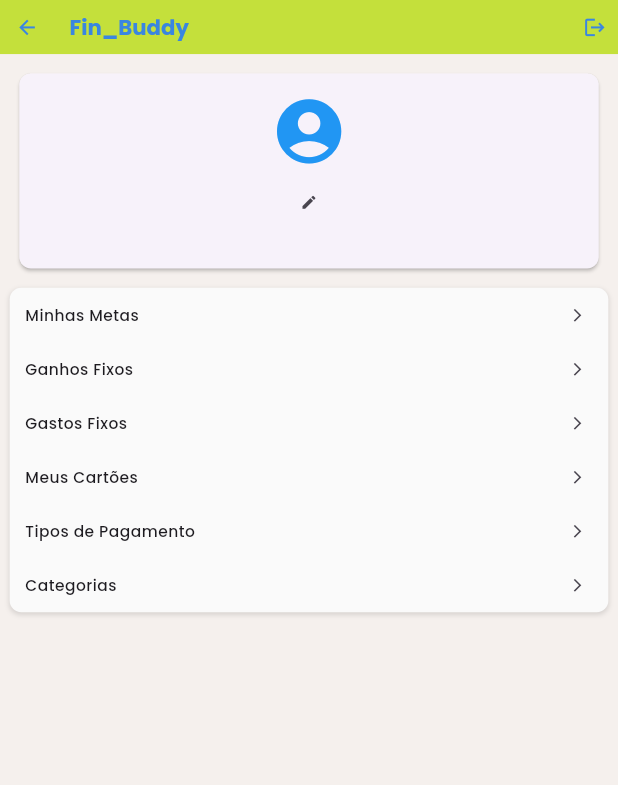
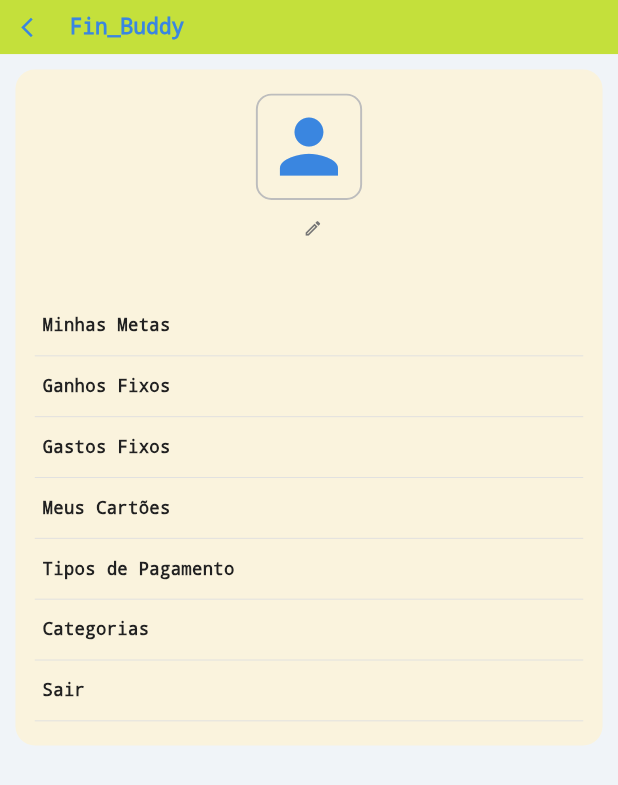
Before and after one commit to Dev-Sphere-Enterprise/GerenciadorFinanceiro_Mobile_2025_1, a Flutter app: the ProfileScreen screen opened directly, on a phone screen of 412 x 824 dp. Shown: the top 785 px of the screen. Run offline on Flutter 3.47's test engine with Material 3 defaults, Android fonts, the phone set to English and light mode, and no system bars; our stand-ins replace bot_toast, cloud_firestore, device_preview, firebase_auth, firebase_core, fl_chart and 10 more; missing offline and left inert: rate_my_app; accounts and stored records are empty.

```diff
--- a/finbuddy/lib/screens/Categorias/categorias_screen.dart
+++ b/finbuddy/lib/screens/Categorias/categorias_screen.dart
@@ -26,31 +26,6 @@ class CategoriasScreen extends StatefulWidget {
 }
 
 class _CategoriasScreenState extends State<CategoriasScreen> {
-  Future<void> _confirmDelete(String id, String nome) async {
-    final bool? confirm = await showDialog(
-      context: context,
-      builder: (context) => AlertDialog(
-        title: const Text('Confirmar Exclusão'),
-        content: Text('Tem certeza que deseja remover a categoria "$nome"?'),
-        actions: [
-          TextButton(
-            onPressed: () => Navigator.of(context).pop(false),
-            child: const Text('Cancelar'),
-          ),
-          TextButton(
-            onPressed: () => Navigator.of(context).pop(true),
-            child: const Text('Remover'),
-          ),
-        ],
-      ),
-    );
-
-    if (confirm == true) {
-      await deleteCategoria(id);
-      setState(() {});
-    }
-  }
-
   @override
   Widget build(BuildContext context) {
     return Scaffold(
@@ -150,6 +125,33 @@ class _CategoriasScreenState extends State<CategoriasScreen> {
     );
   }
 
+  Future<void> _confirmDelete(String id, String nome) async {
+    final bool? confirm = await showDialog(
+      context: context,
+      builder: (context) => AlertDialog(
+        title: const Text('Confirmar Exclusão'),
+        content: Text('Tem certeza que deseja remover a categoria "$nome"?'),
+        actions: [
+          TextButton(
+            onPressed: () => Navigator.of(context).pop(false),
+            child: const Text('Cancelar'),
+          ),
+          TextButton(
+            onPressed: () => Navigator.of(context).pop(true),
+            child: const Text('Remover'),
+          ),
+        ],
+      ),
+    );
+
+    if (confirm == true) {
+      await deleteCategoria(id);
+      if (mounted) {
+        setState(() {});
+      }
+    }
+  }
+
   Widget _buildCategoriaItem(String id, String nome, bool isGeneral) {
     return Padding(
       padding: const EdgeInsets.symmetric(vertical: 6.0),
--- a/finbuddy/lib/screens/Profile/profile_screen.dart
+++ b/finbuddy/lib/screens/Profile/profile_screen.dart
@@ -1,7 +1,6 @@
 import 'package:firebase_auth/firebase_auth.dart';
 import 'package:flutter/material.dart';
 import 'package:cloud_firestore/cloud_firestore.dart';
-
 import '../Login/login_screen.dart';
 import '../Metas/metas_screen.dart';
 import '../Ganhos/ganhos_fixos_screen.dart';
@@ -10,6 +9,19 @@ import '../Cartoes/cartoes_screen.dart';
 import '../TiposPagamentos/tipos_pagamentos_screen.dart';
 import '../Categorias/categorias_screen.dart';
 import 'helpers/profile_helpers.dart';
+
+const Color finBuddyLime = Color(0xFFC4E03B);
+const Color finBuddyBlue = Color(0xFF3A86E0);
+const Color finBuddyDark = Color(0xFF212121);
+
+const Color corFundoScaffold = Color(0xFFF0F4F8);
+const Color corCardPrincipal = Color(0xFFFAF3DD);
+
+const TextStyle estiloFonteMonospace = TextStyle(
+  fontFamily: 'monospace',
+  fontWeight: FontWeight.bold,
+  color: finBuddyDark,
+);
 
 class ProfileScreen extends StatefulWidget {
   const ProfileScreen({super.key});
@@ -40,79 +52,84 @@ class _ProfileScreenState extends State<ProfileScreen> {
     );
   }
 
-  Widget _buildNavItem(String title, Widget screen) {
-    return ListTile(
-      title: Text(
+  Widget _buildNavItem(String title, {VoidCallback? onTap}) {
+    return InkWell(
+      onTap: onTap,
+      child: Column(
+        crossAxisAlignment: CrossAxisAlignment.start,
+        children: [
+          Padding(
+            padding: const EdgeInsets.symmetric(vertical: 18.0, horizontal: 8.0),
+            child: Text(
               title,
-        style: const TextStyle(fontSize: 16, fontWeight: FontWeight.w500),
+              style: estiloFonteMonospace.copyWith(fontSize: 18),
             ),
-      trailing: const Icon(Icons.arrow_forward_ios, size: 16),
-      onTap: () {
-        Navigator.push(
-          context,
-          MaterialPageRoute(builder: (_) => screen),
-        );
-      },
+          ),
+          Divider(color: Colors.grey.shade300, height: 1),
+        ],
+      ),
     );
   }
 
   @override
   Widget build(BuildContext context) {
     return Scaffold(
-      backgroundColor: Color(0xFFF5F0ED),
+      backgroundColor: corFundoScaffold,
       appBar: AppBar(
-        automaticallyImplyLeading: true,
-        backgroundColor: const Color(0xFFC4E03B),
+        automaticallyImplyLeading: false,
+        backgroundColor: finBuddyLime,
         elevation: 0,
         leading: IconButton(
-          icon: const Icon(Icons.arrow_back, color: const Color(0xff3a86e0)),
+          icon: const Icon(Icons.arrow_back_ios_new, color: finBuddyBlue),
           onPressed: () => Navigator.pop(context),
         ),
-        title: const Text(
+        title: Text(
           "Fin_Buddy",
-          style: TextStyle(
-            color: const Color(0xff3a86e0),
-            fontWeight: FontWeight.bold,
+          style: estiloFonteMonospace.copyWith(
+            color: finBuddyBlue,
+            fontSize: 22,
           ),
         ),
-        actions: [
-          IconButton(
-            icon: const Icon(Icons.logout, color: const Color(0xff3a86e0)),
-            onPressed: () => logoutUser(context),
-          ),
-        ],
       ),
       body: isLoading
           ? const Center(child: CircularProgressIndicator())
-          : SingleChildScrollView(
+          : SafeArea(
+              child: Padding(
+                padding: const EdgeInsets.all(16.0),
+                child: Container(
+                  width: double.infinity,
+                  padding: const EdgeInsets.symmetric(horizontal: 20, vertical: 25),
+                  decoration: BoxDecoration(
+                    color: corCardPrincipal,
+                    borderRadius: BorderRadius.circular(20.0),
+                  ),
+                  child: SingleChildScrollView(
                     child: Column(
                       children: [
-            const SizedBox(height: 20),
-
-            Card(
-              margin: const EdgeInsets.symmetric(horizontal: 20),
-              shape: RoundedRectangleBorder(
-                  borderRadius: BorderRadius.circular(12)),
-              child: Padding(
-                padding: const EdgeInsets.all(20),
-                child: Column(
-                  children: [
-                    const Icon(Icons.account_circle,
-                        size: 80, color: Colors.blue),
-                    const SizedBox(height: 10),
+                        Container(
+                          padding: const EdgeInsets.all(8),
+                          decoration: BoxDecoration(
+                            border: Border.all(color: Colors.grey.shade400, width: 2),
+                            borderRadius: BorderRadius.circular(16),
+                          ),
+                          child: const Icon(
+                            Icons.person,
+                            size: 90,
+                            color: finBuddyBlue,
+                          ),
+                        ),
+                        const SizedBox(height: 15),
                         Row(
                           mainAxisAlignment: MainAxisAlignment.center,
+                          crossAxisAlignment: CrossAxisAlignment.center,
                           children: [
                             Text(
                               name ?? "Nome Usuário",
-                          style: const TextStyle(
-                            fontSize: 18,
-                            fontWeight: FontWeight.w600,
+                              style: estiloFonteMonospace.copyWith(fontSize: 20),
                             ),
-                        ),
-                        IconButton(
-                          icon: const Icon(Icons.edit, size: 18),
-                          onPressed: () {
+                            const SizedBox(width: 8),
+                            InkWell(
+                              onTap: () {
                                 editNameAndDob(
                                   context: context,
                                   firestore: _firestore,
@@ -125,50 +142,57 @@ class _ProfileScreenState extends State<ProfileScreen> {
                                   }),
                                 );
                               },
+                              child: Icon(
+                                Icons.edit_outlined,
+                                size: 20,
+                                color: Colors.grey.shade600,
+                              ),
                             ),
                           ],
                         ),
                         const SizedBox(height: 4),
                         Text(
                           dob ?? "dd/mm/aaaa",
-                      style: const TextStyle(
+                          style: estiloFonteMonospace.copyWith(
                             fontSize: 14,
-                        color: Colors.grey,
+                            color: Colors.grey.shade600,
+                            fontWeight: FontWeight.normal,
                           ),
+                        ),
+                        const SizedBox(height: 30),
+
+                        _buildNavItem(
+                          "Minhas Metas",
+                          onTap: () => Navigator.push(context, MaterialPageRoute(builder: (_) => const MetasScreen())),
+                        ),
+                        _buildNavItem(
+                          "Ganhos Fixos",
+                          onTap: () => Navigator.push(context, MaterialPageRoute(builder: (_) => const GanhosFixosScreen())),
+                        ),
+                        _buildNavItem(
+                          "Gastos Fixos",
+                          onTap: () => Navigator.push(context, MaterialPageRoute(builder: (_) => const GastosFixosScreen())),
+                        ),
+                        _buildNavItem(
+                          "Meus Cartões",
+                          onTap: () => Navigator.push(context, MaterialPageRoute(builder: (_) => const CartoesScreen())),
+                        ),
+                        _buildNavItem(
+                          "Tipos de Pagamento",
+                          onTap: () => Navigator.push(context, MaterialPageRoute(builder: (_) => const TiposPagamentosScreen())),
+                        ),
+                        _buildNavItem(
+                          "Categorias",
+                          onTap: () => Navigator.push(context, MaterialPageRoute(builder: (_) => const CategoriasScreen())),
+                         ),
+                        _buildNavItem(
+                          "Sair",
+                          onTap: () => logoutUser(context),
                         ),
                       ],
                     ),
                   ),
                 ),
-
-            const SizedBox(height: 20),
-
-            Container(
-              margin: const EdgeInsets.symmetric(horizontal: 10),
-              decoration: BoxDecoration(
-                color: Colors.grey.shade50,
-                borderRadius: BorderRadius.circular(12),
-                boxShadow: [
-                  BoxShadow(
-                    color: Colors.black12,
-                    blurRadius: 4,
-                    offset: const Offset(0, 2),
-                  )
-                ],
-              ),
-              child: Column(
-                children: [
-                  _buildNavItem("Minhas Metas", const MetasScreen()),
-                  _buildNavItem("Ganhos Fixos", const GanhosFixosScreen()),
-                  _buildNavItem("Gastos Fixos", const GastosFixosScreen()),
-                  _buildNavItem("Meus Cartões", const CartoesScreen()),
-                  _buildNavItem("Tipos de Pagamento",
-                      const TiposPagamentosScreen()),
-                  _buildNavItem("Categorias", const CategoriasScreen()),
-                ],
-              ),
-            ),
-          ],
               ),
             ),
     );
```
Lines whose indentation alone changed are shown as unchanged.
